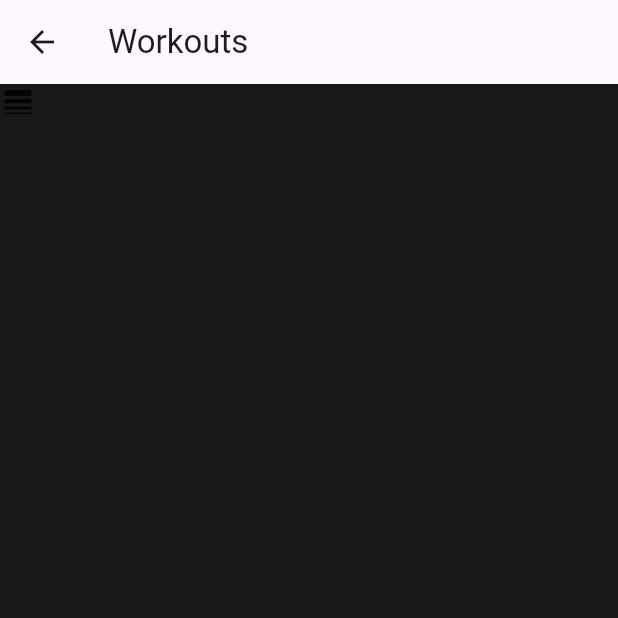
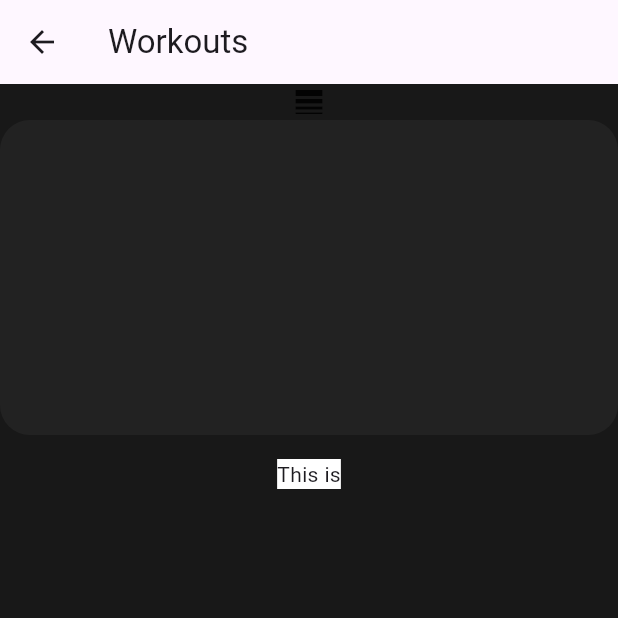
Before and after one commit to FerMorD/fitness_pal, a Flutter app: the screen it shows after launch, after a tap on "Enter Workout", on a phone screen of 412 x 824 dp, the top half of it. Run offline on Flutter 3.47's test engine with Material 3 defaults, Android fonts, the phone set to English and light mode, and no system bars; our stand-ins replace table_calendar.

Commit message:
Added the calendar dependency to the .yaml. Additionally added a container for the library.

```diff
--- a/lib/home_page.dart
+++ b/lib/home_page.dart
@@ -1,5 +1,6 @@
 import 'package:fitness_pal/workout_page.dart';
 import 'package:flutter/material.dart';
+import 'package:table_calendar/table_calendar.dart';
 
 class HomePage extends StatelessWidget {
   const HomePage({super.key});
--- a/lib/main.dart
+++ b/lib/main.dart
@@ -13,7 +13,7 @@
     return MaterialApp(
       debugShowCheckedModeBanner: false,
       theme: ThemeData(
-        scaffoldBackgroundColor: Color(0xFF181818),
+        scaffoldBackgroundColor: Color.fromARGB(255, 24, 24, 24),
       ),
       home: const RootPage(),
     );
--- a/lib/workout_page.dart
+++ b/lib/workout_page.dart
@@ -21,9 +21,28 @@
         ),
       ),
       body: Column(
+
         children:[
-          Icon(Icons.line_weight)
+
+          Icon(Icons.line_weight),
+          Container(
+            height: 210,
+            decoration: BoxDecoration(
+            color: Color.fromARGB(255, 34, 34, 34),
+            borderRadius: BorderRadius.circular(20)
+            ),
+          ),
+
+          const Divider(
+            color: Color.fromARGB(255, 24, 24, 24)
+          ),
+
+          Container(
+            color: Colors.white,
+            child: const Text ('This is'),
+          )
         ],
+
       )
     );
   }
--- a/pubspec.yaml
+++ b/pubspec.yaml
@@ -34,6 +34,9 @@
   # The following adds the Cupertino Icons font to your application.
   # Use with the CupertinoIcons class for iOS style icons.
   cupertino_icons: ^1.0.8
+
+  # Added this for the calendar on the Home-Page
+  table_calendar: ^3.0.9
 
 dev_dependencies:
   flutter_test:
```
Also changed, not shown: pubspec.lock.
